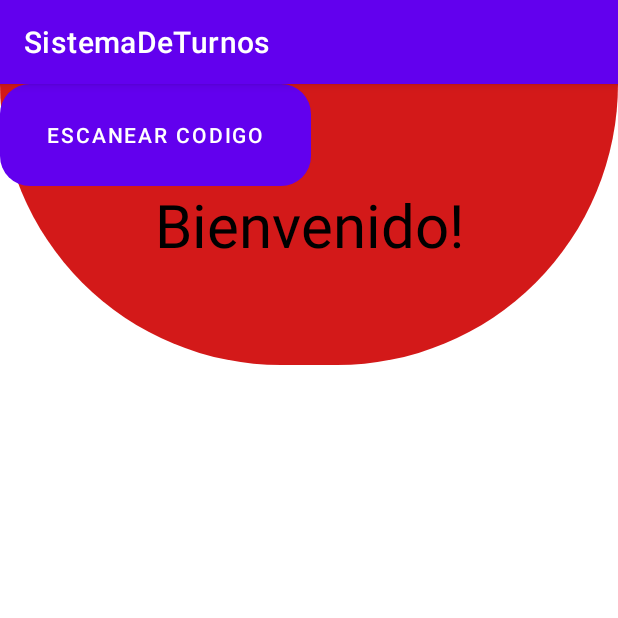
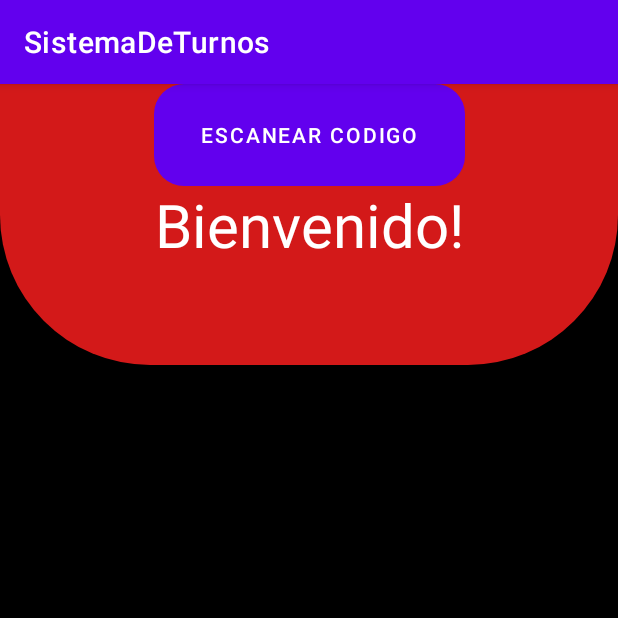
Before and after one commit to GiordisG/TurnosApp, an Android app: the screen it shows after launch (MainActivity), on a phone screen of 412 x 824 dp, the top half of it. Run offline under Robolectric (Android 15) with nearby library versions, the phone set to English and light mode, and no system bars.

Commit message:
Cambios generales

```diff
--- a/app/src/main/res/drawable/shapes.xml
+++ b/app/src/main/res/drawable/shapes.xml
@@ -2,8 +2,8 @@
 <selector xmlns:android="http://schemas.android.com/apk/res/android">
     <item>
         <shape android:shape="rectangle">
-            <corners android:bottomLeftRadius="500dp"
-                android:bottomRightRadius="500dp"/>
+            <corners android:bottomLeftRadius="100dp"
+                android:bottomRightRadius="100dp"/>
             <gradient android:angle="135"
                 android:startColor="#D31919"
                 android:endColor="#D31919"/>
--- a/app/src/main/res/layout/activity_main.xml
+++ b/app/src/main/res/layout/activity_main.xml
@@ -4,16 +4,17 @@
     xmlns:tools="http://schemas.android.com/tools"
     android:layout_width="match_parent"
     android:layout_height="match_parent"
+    android:background="#000000"
     tools:context=".MainActivity">
 
     <TextView
         android:layout_width="412dp"
         android:layout_height="187dp"
         android:background="@drawable/shapes"
+        android:gravity="center"
         android:text="Bienvenido!"
-        android:gravity="center"
+        android:textColor="#fff"
         android:textSize="40dp"
-        android:textColor="#000000"
         app:layout_constraintBottom_toBottomOf="parent"
         app:layout_constraintHorizontal_bias="0.0"
         app:layout_constraintLeft_toLeftOf="parent"
@@ -22,13 +23,26 @@
         app:layout_constraintVertical_bias="0.0" />
 
     <Button
+        android:id="@+id/btn_escanear"
         android:layout_width="207dp"
         android:layout_height="68dp"
         android:background="@drawable/shape_button"
         android:text="Escanear Codigo"
-        tools:layout_editor_absoluteX="105dp"
-        tools:layout_editor_absoluteY="301dp"
-        tools:ignore="MissingConstraints" />
+        app:layout_constraintEnd_toEndOf="parent"
+        app:layout_constraintStart_toStartOf="parent"
+        tools:ignore="MissingConstraints"
+        tools:layout_editor_absoluteY="571dp" />
+
+    <ImageView
+        android:id="@+id/imagen"
+        android:layout_width="274dp"
+        android:layout_height="234dp"
+        android:layout_marginBottom="248dp"
+        app:layout_constraintBottom_toBottomOf="parent"
+        app:layout_constraintEnd_toEndOf="parent"
+        app:layout_constraintHorizontal_bias="0.496"
+        app:layout_constraintStart_toStartOf="parent"
+        app:srcCompat="?attr/actionModeSelectAllDrawable" />
 
 
 </androidx.constraintlayout.widget.ConstraintLayout>
```
Also changed, not shown: app/src/main/res/imagenTicket/088-ticket-monochrome.svg (added).
